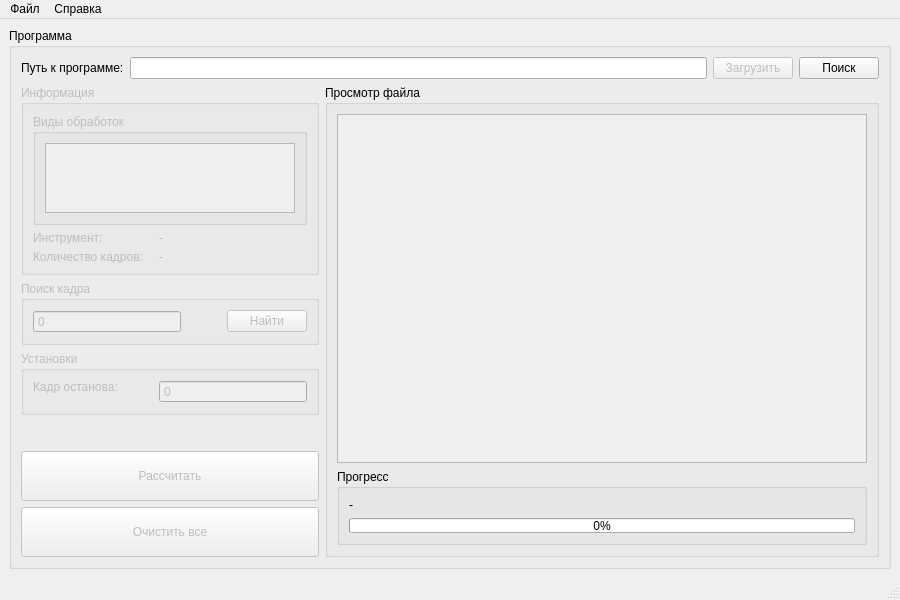
This is mainwindow.ui in MiBeloz/ScorpionResume as Qt 5 draws it before an edit. The edited form follows.
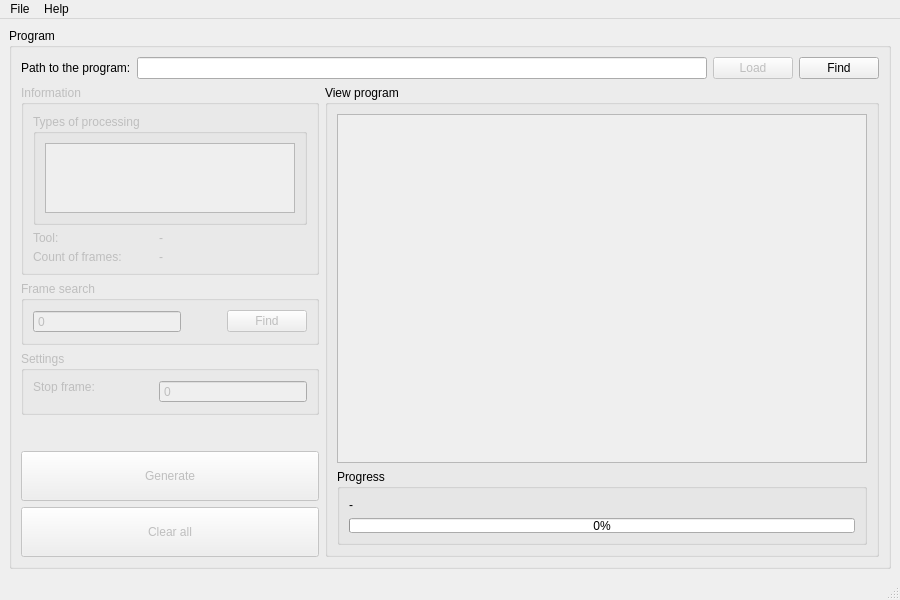
This is the edited form. Custom widgets are drawn as their Qt base class.

Diff of the .ui file:
```diff
--- a/mainwindow.ui
+++ b/mainwindow.ui
@@ -30,7 +30,7 @@
     <item>
      <widget class="QGroupBox" name="grB_programm">
       <property name="title">
-       <string>Программа</string>
+       <string>Program</string>
       </property>
       <layout class="QGridLayout" name="gridLayout" rowstretch="0,20,10,20,0,0,0" columnstretch="35,65">
        <item row="6" column="0">
@@ -47,7 +47,7 @@
             </size>
            </property>
            <property name="text">
-            <string>Рассчитать</string>
+            <string>Generate</string>
            </property>
           </widget>
          </item>
@@ -63,7 +63,7 @@
             </size>
            </property>
            <property name="text">
-            <string>Очистить все</string>
+            <string>Clear all</string>
            </property>
           </widget>
          </item>
@@ -72,7 +72,7 @@
        <item row="1" column="1" rowspan="6">
         <widget class="QGroupBox" name="grB_file">
          <property name="title">
-          <string>Просмотр файла</string>
+          <string>View program</string>
          </property>
          <layout class="QVBoxLayout" name="verticalLayout">
           <item>
@@ -116,7 +116,7 @@
           <item>
            <widget class="QGroupBox" name="grB_progress">
             <property name="title">
-             <string>Прогресс</string>
+             <string>Progress</string>
             </property>
             <layout class="QVBoxLayout" name="verticalLayout_4">
              <item>
@@ -164,7 +164,7 @@
           <bool>false</bool>
          </property>
          <property name="title">
-          <string>Установки</string>
+          <string>Settings</string>
          </property>
          <layout class="QFormLayout" name="formLayout_2">
           <property name="sizeConstraint">
@@ -191,7 +191,7 @@
              </size>
             </property>
             <property name="text">
-             <string>Кадр останова:</string>
+             <string>Stop frame:</string>
             </property>
            </widget>
           </item>
@@ -222,7 +222,7 @@
          <item>
           <widget class="QLabel" name="lb_progPath">
            <property name="text">
-            <string>Путь к программе:</string>
+            <string>Path to the program:</string>
            </property>
           </widget>
          </item>
@@ -235,14 +235,14 @@
             <bool>false</bool>
            </property>
            <property name="text">
-            <string>Загрузить</string>
+            <string>Load</string>
            </property>
           </widget>
          </item>
          <item>
           <widget class="QPushButton" name="pb_findFile">
            <property name="text">
-            <string>Поиск</string>
+            <string>Find</string>
            </property>
           </widget>
          </item>
@@ -254,7 +254,7 @@
           <bool>false</bool>
          </property>
          <property name="title">
-          <string>Информация</string>
+          <string>Information</string>
          </property>
          <layout class="QGridLayout" name="gridLayout_2">
           <item row="2" column="1">
@@ -285,7 +285,7 @@
              </size>
             </property>
             <property name="text">
-             <string>Инструмент:</string>
+             <string>Tool:</string>
             </property>
            </widget>
           </item>
@@ -304,7 +304,7 @@
              </size>
             </property>
             <property name="text">
-             <string>Количество кадров:</string>
+             <string>Count of frames:</string>
             </property>
            </widget>
           </item>
@@ -324,7 +324,7 @@
           <item row="0" column="0" colspan="2">
            <widget class="QGroupBox" name="grB_typeOfProcessing">
             <property name="title">
-             <string>Виды обработок</string>
+             <string>Types of processing</string>
             </property>
             <layout class="QVBoxLayout" name="verticalLayout_3">
              <item>
@@ -342,7 +342,7 @@
           <bool>false</bool>
          </property>
          <property name="title">
-          <string>Поиск кадра</string>
+          <string>Frame search</string>
          </property>
          <layout class="QHBoxLayout" name="horizontalLayout" stretch="60,0,0">
           <item>
@@ -368,7 +368,7 @@
           <item>
            <widget class="QPushButton" name="pb_findFrame">
             <property name="text">
-             <string>Найти</string>
+             <string>Find</string>
             </property>
            </widget>
           </item>
@@ -391,13 +391,13 @@
    </property>
    <widget class="QMenu" name="mb_file">
     <property name="title">
-     <string>Файл</string>
+     <string>File</string>
     </property>
     <addaction name="mb_file_exit"/>
    </widget>
    <widget class="QMenu" name="mb_help">
     <property name="title">
-     <string>Справка</string>
+     <string>Help</string>
     </property>
     <addaction name="mb_help_about"/>
    </widget>
```
Left out of the diff: 14 changed lines with no effect on the pictures.
